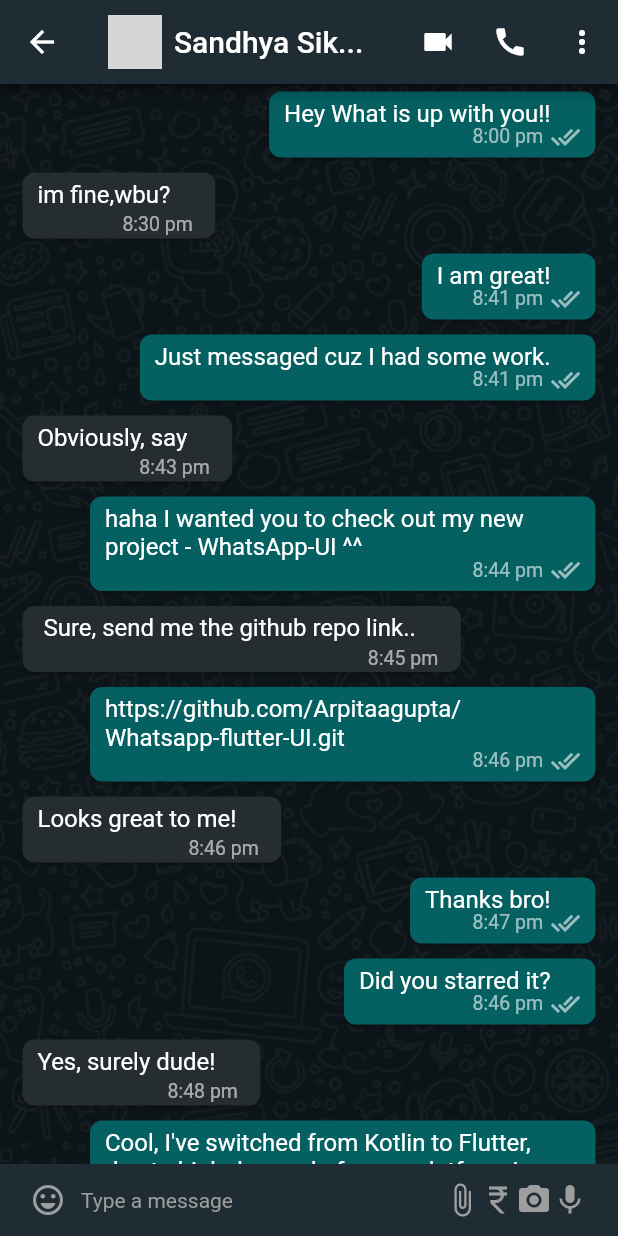
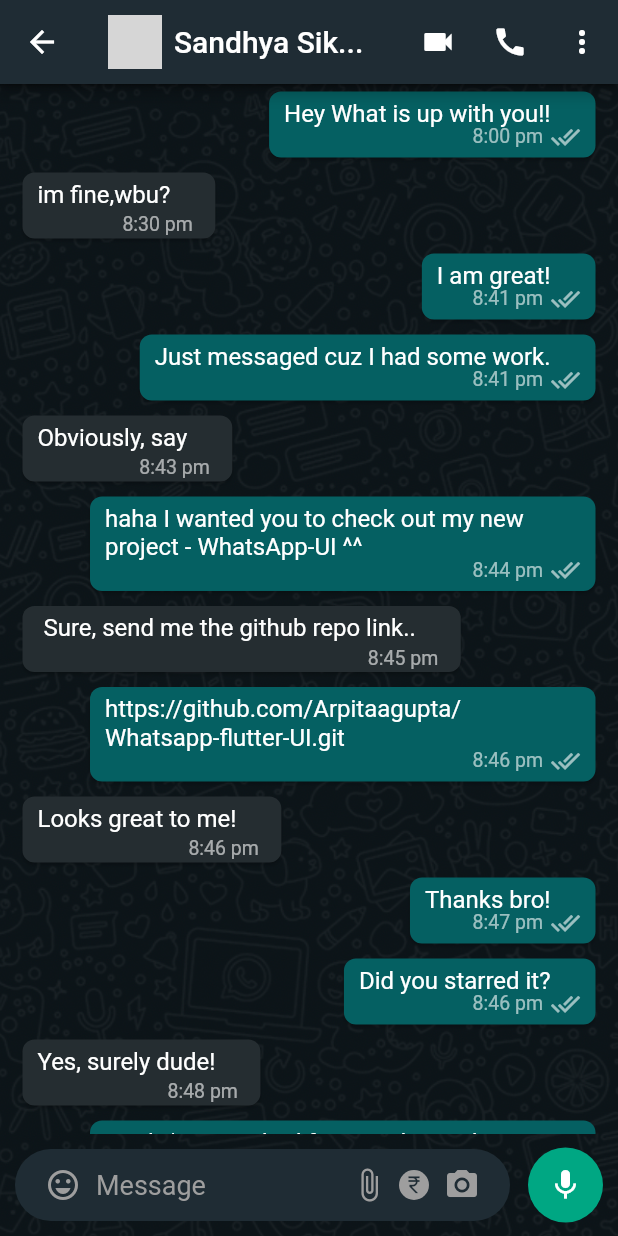
Before and after one commit to Arpitaagupta/Whatsapp-flutter-UI, a Flutter app: the MobileChatScreen screen opened directly, on a phone screen of 412 x 824 dp. Run offline on Flutter 3.47's test engine with Material 2 defaults, Android fonts, the phone set to English and light mode, and no system bars; our stand-ins replace matcher; network calls fail; grey boxes are pictures that could not be loaded.

Commit message:
Made satisfactory changes

```diff
--- a/lib/screens/mobile_chat-screen.dart
+++ b/lib/screens/mobile_chat-screen.dart
@@ -16,9 +16,9 @@
             const CircleAvatar(
               backgroundImage: NetworkImage(
                   'https://encrypted-tbn0.gstatic.com/images?q=tbn:ANd9GcSB6a_P2OPIpy5-fktyUjn4qoEjNbMPHckaIEUF-fE6_6QjQIi-8z3FNoCvjelQmGRJUIg&usqp=CAU'),
-              radius: 18, // Replace with your avatar image path
+              radius: 18,
             ),
-            const SizedBox(width: 8), // Adjust the spacing as needed
+            const SizedBox(width: 8),
             Text(
               '${info[0]['name'].toString().substring(0, 11)}${info[0]['name'].toString().length > 11 ? '...' : ''}',
             ),
@@ -40,13 +40,6 @@
               color: Colors.white,
             ),
           ),
-          /* IconButton(
-            onPressed: () {},
-            icon: const Icon(
-              Icons.more_vert,
-              color: Colors.white,
-            ),
-          ), */
           PopupMenuButton(
             color: appBarColor,
             shadowColor: Colors.black,
@@ -85,8 +78,7 @@
                   children: const [
                     Text('More'),
                     Padding(
-                      padding: EdgeInsets.only(
-                          left: 180), // Adjust the padding as needed
+                      padding: EdgeInsets.only(left: 180),
                       child: Icon(Icons.arrow_right),
                     ),
                   ],
@@ -108,8 +100,16 @@
             const Expanded(
               child: ChatList(),
             ),
-            Container(
+            Row(
+              children: [
+                Expanded(
+                  child: Container(
+                    margin: const EdgeInsets.only(
+                        top: 10, bottom: 10, left: 10, right: 2),
+                    decoration: BoxDecoration(
                       color: mobileChatBoxColor,
+                      borderRadius: BorderRadius.circular(25),
+                    ),
                     child: Padding(
                       padding: const EdgeInsets.symmetric(horizontal: 20.0),
                       child: Row(
@@ -122,9 +122,9 @@
                           Expanded(
                             child: TextField(
                               decoration: InputDecoration(
-                          hintText: 'Type a message',
+                                hintText: 'Message',
                                 hintStyle: TextStyle(
-                            fontSize: 14,
+                                  fontSize: 18,
                                   color: Colors.grey,
                                 ),
                                 border: InputBorder.none,
@@ -132,25 +132,47 @@
                               ),
                             ),
                           ),
-                    Icon(
+                          Padding(
+                            padding: const EdgeInsets.only(right: 8),
+                            child: Icon(
                               Icons.attach_file,
                               color: Colors.grey,
                             ),
-                    Icon(
+                          ),
+                          Padding(
+                            padding: EdgeInsets.only(right: 10),
+                            child: CircleAvatar(
+                              backgroundColor: Colors.grey,
+                              radius: 10,
+                              child: Icon(
                                 Icons.currency_rupee,
-                      color: Colors.grey,
+                                color: mobileChatBoxColor,
+                                size: 15,
+                              ),
+                            ),
                           ),
                           Icon(
                             Icons.camera_alt,
                             color: Colors.grey,
                           ),
-                    Icon(
-                      Icons.mic,
-                      color: Colors.grey,
-                    )
                         ],
                       ),
                     ),
+                  ),
+                ),
+                const SizedBox(width: 10),
+                const Padding(
+                  padding: EdgeInsets.only(right: 10),
+                  child: CircleAvatar(
+                    backgroundColor: tabColor,
+                    radius: 25,
+                    child: Icon(
+                      Icons.mic,
+                      color: Colors.white,
+                    ),
+                  ),
+                ),
+              ],
             ),
           ],
         ),
```
Lines whose indentation alone changed are shown as unchanged.
